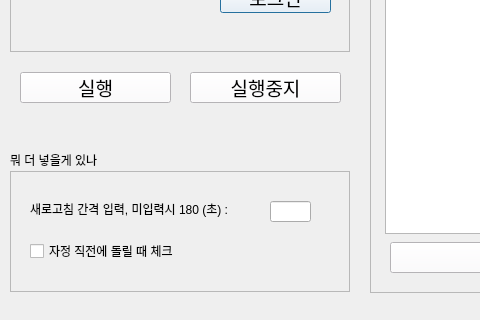
First picture: the form in login.ui, repository Sung-Minseok/Crf_Auto_Reservation, before the edit; both pictures show x 0 to 480 and y 198 to 518 of the 837 by 518 pixel window.
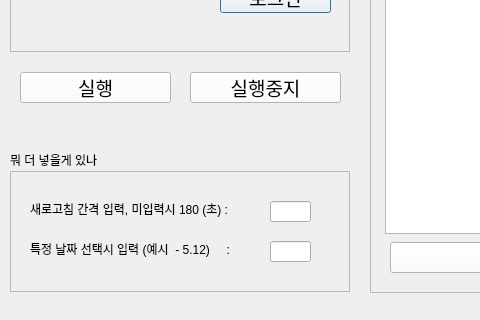
Second picture: the form after the edit.

Commit message: update : 특정 날짜 검색기능 추가

The edit to the form file:
```diff
--- a/login.ui
+++ b/login.ui
@@ -13,6 +13,9 @@
   <property name="windowTitle">
    <string>스무스 자동신청</string>
   </property>
+  <property name="styleSheet">
+   <string notr="true"/>
+  </property>
   <widget class="QFrame" name="loginFrame">
    <property name="geometry">
     <rect>
@@ -150,19 +153,6 @@
    <property name="frameShadow">
     <enum>QFrame::Raised</enum>
    </property>
-   <widget class="QCheckBox" name="midnightCheck">
-    <property name="geometry">
-     <rect>
-      <x>20</x>
-      <y>70</y>
-      <width>171</width>
-      <height>20</height>
-     </rect>
-    </property>
-    <property name="text">
-     <string>자정 직전에 돌릴 때 체크</string>
-    </property>
-   </widget>
    <widget class="QLineEdit" name="refreshTimeInput">
     <property name="geometry">
      <rect>
@@ -189,6 +179,32 @@
      <string>새로고침 간격 입력, 미입력시 180 (초) : </string>
     </property>
    </widget>
+   <widget class="QLineEdit" name="dateSelectInput">
+    <property name="geometry">
+     <rect>
+      <x>260</x>
+      <y>70</y>
+      <width>41</width>
+      <height>21</height>
+     </rect>
+    </property>
+    <property name="text">
+     <string/>
+    </property>
+   </widget>
+   <widget class="QLabel" name="label_6">
+    <property name="geometry">
+     <rect>
+      <x>20</x>
+      <y>70</y>
+      <width>241</width>
+      <height>16</height>
+     </rect>
+    </property>
+    <property name="text">
+     <string>특정 날짜 선택시 입력 (예시  - 5.12)     :</string>
+    </property>
+   </widget>
   </widget>
   <widget class="QLabel" name="label_2">
    <property name="geometry">
```
The commit also changes 19 other files.
